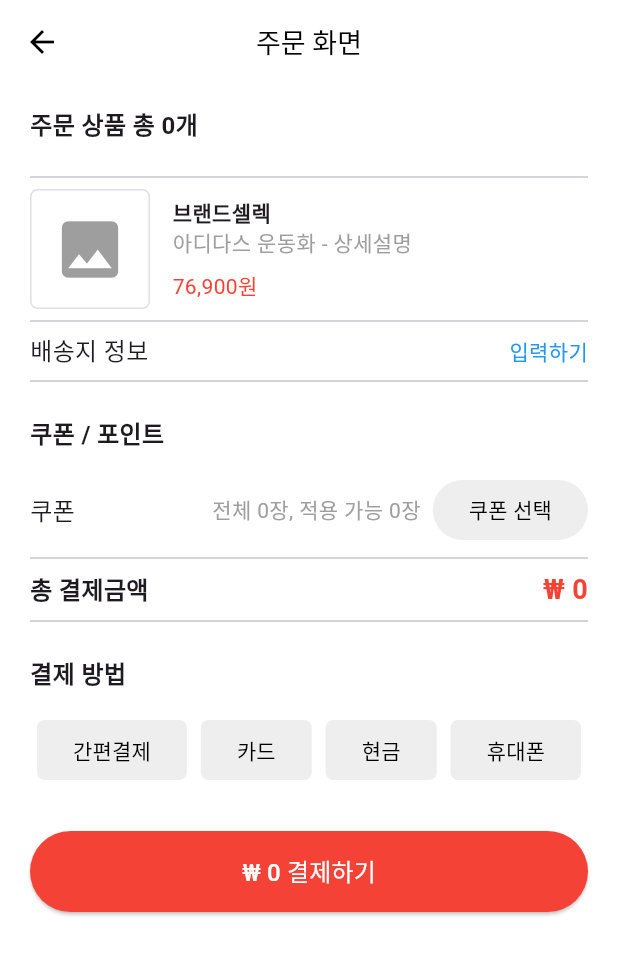
After one commit to hshy1839/shopping_mall_app, a Flutter app: the OrderScreen screen opened by its route, after a tap on "쿠폰 선택", on a phone screen of 412 x 824 dp. The commit adds this screen. Shown: the top 955 px of the screen. Run offline on Flutter 3.47's test engine with Material 3 defaults, Android fonts, the phone set to English and light mode, and no system bars; our stand-ins replace cached_network_image, carousel_slider, shared_preferences; accounts and stored records are empty; network calls fail.

Commit message:
product_detail에서 결제하기 클릭시 해당 정보 orderscreen에 전달

```diff
--- a/lib/controllers/cart_controller.dart
+++ b/lib/controllers/cart_controller.dart
@@ -11,7 +11,7 @@ class CartController {
   Future<List<Map<String, dynamic>>> fetchCartData(String userId, String token) async {
     try {
       final response = await http.get(
-        Uri.parse('http://192.168.25.27:8863/api/cart/$userId'),
+        Uri.parse('http://10.56.36.57:8863/api/cart/$userId'),
         headers: {'Authorization': 'Bearer $token'},
       );
 
@@ -44,7 +44,7 @@ class CartController {
 
 
 
-  static const String apiUrl = 'http://192.168.25.27:8863/api/cart'; // 서버 주소
+  static const String apiUrl = 'http://10.56.36.57:8863/api/cart'; // 서버 주소
 
   // 장바구니에 상품 추가하는 함수
   static Future<http.Response> addToCart({
@@ -96,7 +96,7 @@ class CartController {
       final token = prefs.getString('token') ?? '';
       // DELETE 요청을 보내기 위한 headers 설정
       final response = await http.delete(
-        Uri.parse('http://192.168.25.27:8863/api/cart/delete/$cartId'),
+        Uri.parse('http://10.56.36.57:8863/api/cart/delete/$cartId'),
         headers: {
           'Authorization': 'Bearer $token', // JWT 토큰을 헤더에 추가
         },
--- a/lib/controllers/login/login_controller.dart
+++ b/lib/controllers/login/login_controller.dart
@@ -9,7 +9,7 @@ class LoginController {
   LoginController(this.context);
 
   Future<void> login(String username, String password) async {
-    final url = Uri.parse('http://192.168.25.27:8863/api/users/login');
+    final url = Uri.parse('http://10.56.36.57:8863/api/users/login');
 
     final response = await http.post(
       url,
--- a/lib/controllers/login/signup_controller.dart
+++ b/lib/controllers/login/signup_controller.dart
@@ -39,7 +39,7 @@ class SignupController extends ChangeNotifier {
     }
 
     final response = await http.post(
-      Uri.parse('http://192.168.25.27:8863/api/users/signup'),
+      Uri.parse('http://10.56.36.57:8863/api/users/signup'),
       headers: <String, String>{
         'Content-Type': 'application/json; charset=UTF-8',
       },
--- a/lib/controllers/main_screen_controller.dart
+++ b/lib/controllers/main_screen_controller.dart
@@ -27,7 +27,7 @@ class MainScreenController extends ChangeNotifier {
         .now()
         .day).toIso8601String();
 
-    final url = 'http://192.168.25.27:8863/api/users/noticeList/find';
+    final url = 'http://10.56.36.57:8863/api/users/noticeList/find';
     final headers = {
       'Content-Type': 'application/json',
       if (token != null) 'Authorization': 'Bearer $token',
--- a/lib/controllers/notice_screen_controller.dart
+++ b/lib/controllers/notice_screen_controller.dart
@@ -19,7 +19,7 @@ class NoticeScreenController {
       }
 
       final response = await http.get(
-        Uri.parse('http://192.168.25.27:8863/api/users/noticeList/find'),
+        Uri.parse('http://10.56.36.57:8863/api/users/noticeList/find'),
         headers: {
           'Authorization': 'Bearer $token', // Bearer 토큰 추가
         },
--- a/lib/controllers/product_controller.dart
+++ b/lib/controllers/product_controller.dart
@@ -18,7 +18,7 @@ class ProductController {
       }
 
       final response = await http.get(
-        Uri.parse('http://192.168.25.27:8863/api/products/allProduct'),
+        Uri.parse('http://10.56.36.57:8863/api/products/allProduct'),
         headers: {
           'Authorization': 'Bearer $token', // Bearer 토큰 추가
         },
@@ -33,7 +33,7 @@ class ProductController {
 
         if (decodedResponse is Map<String, dynamic> && decodedResponse['products'] is List<dynamic>) {
           final List<dynamic> data = decodedResponse['products'];
-          const serverUrl = 'http://192.168.25.27:8863'; // 서버 URL 설정
+          const serverUrl = 'http://10.56.36.57:8863'; // 서버 URL 설정
 
           return data.reversed.map((item) {
             final originalDate = item['createdAt']?.toString() ?? '';
@@ -104,7 +104,7 @@ class ProductController {
       }
 
       final response = await http.get(
-        Uri.parse('http://192.168.25.27:8863/api/products/Product/$productId'),
+        Uri.parse('http://10.56.36.57:8863/api/products/Product/$productId'),
         headers: {
           'Authorization': 'Bearer $token', // Bearer 토큰 추가
         },
@@ -113,7 +113,7 @@ class ProductController {
 
       if (response.statusCode == 200) {
         final decodedResponse = json.decode(response.body);
-        const serverUrl = 'http://192.168.25.27:8863';
+        const serverUrl = 'http://10.56.36.57:8863';
 
         final mainImageUrl = decodedResponse['product']['mainImage'] != null &&  decodedResponse['product']['mainImage'] is List<dynamic>
             ? ( decodedResponse['product']['mainImage'] as List<dynamic>).isNotEmpty
--- a/lib/controllers/profile_screen_controller.dart
+++ b/lib/controllers/profile_screen_controller.dart
@@ -20,7 +20,7 @@ class ProfileScreenController extends ChangeNotifier {
 
       // 서버에서 사용자 정보를 가져옵니다.
       final response = await http.get(
-        Uri.parse('http://192.168.25.27:8863/api/users/userinfoget'),
+        Uri.parse('http://10.56.36.57:8863/api/users/userinfoget'),
         headers: {
           'Authorization': 'Bearer $token', // 헤더에 토큰 추가
         },
--- a/lib/main.dart
+++ b/lib/main.dart
@@ -1,4 +1,5 @@
 import 'package:attedance_app/views/main_activity/cart_detail_screen.dart';
+import 'package:attedance_app/views/main_activity/order_screen.dart';
 import 'package:flutter/material.dart';
 import 'package:shared_preferences/shared_preferences.dart';
 import 'package:flutter/services.dart';
@@ -48,6 +49,15 @@ class MyApp extends StatelessWidget {
         );
       case '/cart':
         return MaterialPageRoute(builder: (_) => CartDetailScreen());
+
+      case '/order':
+        return MaterialPageRoute(
+          builder: (_) => OrderScreen(
+            productId: '', // 기본값 제공
+            sizes: [],                     // 기본값 제공
+            totalAmount: 0,                // 기본값 제공
+          ),
+        );
       default:
         return MaterialPageRoute(builder: (_) => MainScreenWithFooter());
     }
--- a/lib/views/main_activity/cart_detail_screen.dart
+++ b/lib/views/main_activity/cart_detail_screen.dart
@@ -422,9 +422,11 @@ class _CartDetailScreenState extends State<CartDetailScreen> {
                 ElevatedButton(
                   onPressed: () {
                     // 주문하기 버튼 동작
+
+                    Navigator.pushNamed(context, '/order');
                   },
                   child: Text(
-                    "주문하기",
+                    "$totalPrice 원 결제하기",
                     style: TextStyle(color: Colors.white),
                   ),
                   style: ElevatedButton.styleFrom(
--- /dev/null
+++ b/lib/views/main_activity/order_screen.dart
@@ -0,0 +1,212 @@
+import 'package:flutter/material.dart';
+
+class OrderScreen extends StatelessWidget {
+  final String productId;
+  final List<Map<String, dynamic>> sizes;
+  final int totalAmount;
+
+  // 생성자 정의
+  const OrderScreen({
+    Key? key,
+    required this.productId,
+    required this.sizes,
+    required this.totalAmount,
+  }) : super(key: key);
+
+  @override
+  Widget build(BuildContext context) {
+    print('전달된 데이터:');
+    print('상품 ID: $productId');
+    print('사이즈 및 수량: $sizes');
+    print('총 금액: $totalAmount');
+
+    return Scaffold(
+      backgroundColor: Colors.white,
+      appBar: AppBar(
+        backgroundColor: Colors.white,
+        elevation: 0,
+        title: Text(
+          '주문 화면',
+          style: TextStyle(color: Colors.black, fontSize: 18),
+        ),
+        centerTitle: true,
+        iconTheme: IconThemeData(color: Colors.black),
+      ),
+      body: SingleChildScrollView(
+        child: Padding(
+          padding: const EdgeInsets.symmetric(horizontal: 20.0),
+          child: Column(
+            crossAxisAlignment: CrossAxisAlignment.start,
+            children: [
+              _buildSectionTitle('주문 상품 총 ${sizes.length}개'),
+              Divider(thickness: 1),
+              _buildProductRow(),
+              Divider(thickness: 1),
+              _buildClickableRow('배송지 정보', '입력하기'),
+              Divider(thickness: 1),
+              _buildSectionTitle('쿠폰 / 포인트'),
+              _buildCouponRow(),
+              Divider(thickness: 1),
+              _buildPriceDetails(totalAmount),
+              Divider(thickness: 1),
+              _buildSectionTitle('결제 방법'),
+              _buildPaymentOptions(),
+              SizedBox(height: 30),
+              _buildPayButton(totalAmount, productId, sizes),
+            ],
+          ),
+        ),
+      ),
+    );
+  }
+}
+
+
+  Widget _buildSectionTitle(String title) {
+    return Padding(
+      padding: const EdgeInsets.symmetric(vertical: 15.0),
+      child: Text(
+        title,
+        style: TextStyle(fontSize: 16, fontWeight: FontWeight.bold),
+      ),
+    );
+  }
+
+  Widget _buildProductRow() {
+    return Row(
+      children: [
+        Container(
+          width: 80,
+          height: 80,
+          decoration: BoxDecoration(
+            border: Border.all(color: Colors.grey[300]!),
+            borderRadius: BorderRadius.circular(5),
+          ),
+          child: Icon(Icons.image, size: 50, color: Colors.grey),
+        ),
+        SizedBox(width: 15),
+        Expanded(
+          child: Column(
+            crossAxisAlignment: CrossAxisAlignment.start,
+            children: [
+              Text(
+                '브랜드셀렉',
+                style: TextStyle(fontWeight: FontWeight.bold),
+              ),
+              Text(
+                '아디다스 운동화 - 상세설명',
+                style: TextStyle(color: Colors.grey),
+                maxLines: 2,
+                overflow: TextOverflow.ellipsis,
+              ),
+              SizedBox(height: 8),
+              Text('76,900원', style: TextStyle(color: Colors.red)),
+            ],
+          ),
+        ),
+      ],
+    );
+  }
+
+  Widget _buildClickableRow(String title, String actionText) {
+    return Row(
+      mainAxisAlignment: MainAxisAlignment.spaceBetween,
+      children: [
+        Text(title, style: TextStyle(fontSize: 16)),
+        Text(actionText, style: TextStyle(color: Colors.blue)),
+      ],
+    );
+  }
+
+  Widget _buildCouponRow() {
+    return Row(
+      mainAxisAlignment: MainAxisAlignment.spaceBetween,
+      children: [
+        Text('쿠폰', style: TextStyle(fontSize: 16)),
+        Row(
+          children: [
+            Text(
+              '전체 0장, 적용 가능 0장',
+              style: TextStyle(color: Colors.grey),
+            ),
+            SizedBox(width: 8),
+            ElevatedButton(
+              onPressed: () {},
+              style: ElevatedButton.styleFrom(
+                backgroundColor: Colors.grey[200],
+                foregroundColor: Colors.black,
+                elevation: 0,
+              ),
+              child: Text('쿠폰 선택'),
+            ),
+          ],
+        ),
+      ],
+    );
+  }
+
+  Widget _buildPriceDetails(int totalAmount) {
+    return Column(
+      crossAxisAlignment: CrossAxisAlignment.start,
+      children: [
+        Row(
+          mainAxisAlignment: MainAxisAlignment.spaceBetween,
+          children: [
+            Text(
+              '총 결제금액',
+              style: TextStyle(fontSize: 16, fontWeight: FontWeight.bold),
+            ),
+            Text(
+              '₩ $totalAmount',
+              style: TextStyle(fontSize: 18, fontWeight: FontWeight.bold, color: Colors.red),
+            ),
+          ],
+        ),
+      ],
+    );
+  }
+
+  Widget _buildPaymentOptions() {
+    return Row(
+      mainAxisAlignment: MainAxisAlignment.spaceAround,
+      children: [
+        _buildPaymentButton('간편결제'),
+        _buildPaymentButton('카드'),
+        _buildPaymentButton('현금'),
+        _buildPaymentButton('휴대폰'),
+      ],
+    );
+  }
+
+  Widget _buildPaymentButton(String title) {
+    return ElevatedButton(
+      onPressed: () {},
+      style: ElevatedButton.styleFrom(
+        backgroundColor: Colors.grey[200],
+        foregroundColor: Colors.black,
+        elevation: 0,
+        shape: RoundedRectangleBorder(borderRadius: BorderRadius.circular(5)),
+      ),
+      child: Text(title),
+    );
+  }
+
+  Widget _buildPayButton(int totalAmount, String productId, List<dynamic> sizes) {
+    return SizedBox(
+      width: double.infinity,
+      child: ElevatedButton(
+        onPressed: () {
+          // 결제 로직
+          print('결제하기: 상품ID=$productId, 사이즈=$sizes, 총금액=$totalAmount');
+        },
+        style: ElevatedButton.styleFrom(
+          backgroundColor: Colors.red,
+          padding: EdgeInsets.symmetric(vertical: 15),
+        ),
+        child: Text(
+          '₩ $totalAmount 결제하기',
+          style: TextStyle(color: Colors.white, fontSize: 16),
+        ),
+      ),
+    );
+  }
--- a/lib/views/product_activity/product_detail_screen.dart
+++ b/lib/views/product_activity/product_detail_screen.dart
@@ -5,6 +5,7 @@ import 'package:shared_preferences/shared_preferences.dart';
 
 import '../../controllers/cart_controller.dart';
 import '../../controllers/profile_screen_controller.dart';
+import '../main_activity/order_screen.dart';
 
 class ProductDetailScreen extends StatelessWidget {
   final Map<String, dynamic> product; // 상품 데이터를 받을 필드 추가
@@ -488,7 +489,37 @@ class _ProductOptionsBottomSheetState extends State<ProductOptionsBottomSheet> {
                   Expanded(
                     child: ElevatedButton(
                       onPressed: () {
-                        // 구매하기 로직
+                        if (sizeQuantity.isEmpty) {
+                          ScaffoldMessenger.of(context).showSnackBar(
+                            SnackBar(content: Text('사이즈와 수량을 선택해주세요.')),
+                          );
+                          return;
+                        }
+
+                        // 결제 페이지로 전달할 데이터 준비
+                        List<Map<String, dynamic>> selectedSizes = sizeQuantity.entries
+                            .map((entry) => {
+                          'size': entry.key,
+                          'quantity': entry.value,
+                        })
+                            .toList();
+
+                        // 결제 화면으로 이동하며 데이터 전달
+                        Navigator.push(
+                          context,
+                          MaterialPageRoute(
+                            builder: (context) => OrderScreen(
+                              productId: widget.productId,
+                              sizes: selectedSizes,
+                              totalAmount: totalAmount,
+                            ),
+                          ),
+                        );
+                        print('데이터 전달됨:');
+                        print('상품 ID: ${widget.productId}');
+                        print('사이즈 및 수량: $selectedSizes');
+
+                        print('총 금액: $totalAmount');
                       },
                       style: ElevatedButton.styleFrom(
                         backgroundColor: Colors.black,
@@ -498,11 +529,12 @@ class _ProductOptionsBottomSheetState extends State<ProductOptionsBottomSheet> {
                         padding: EdgeInsets.symmetric(vertical: 16),
                       ),
                       child: Text(
-                        '구매하기',
+                        '결제하기',
                         style: TextStyle(fontSize: 16, color: Colors.white),
                       ),
                     ),
                   ),
+
                 ],
               ),
             ),
```
Also changed, not shown: 1 other file.
